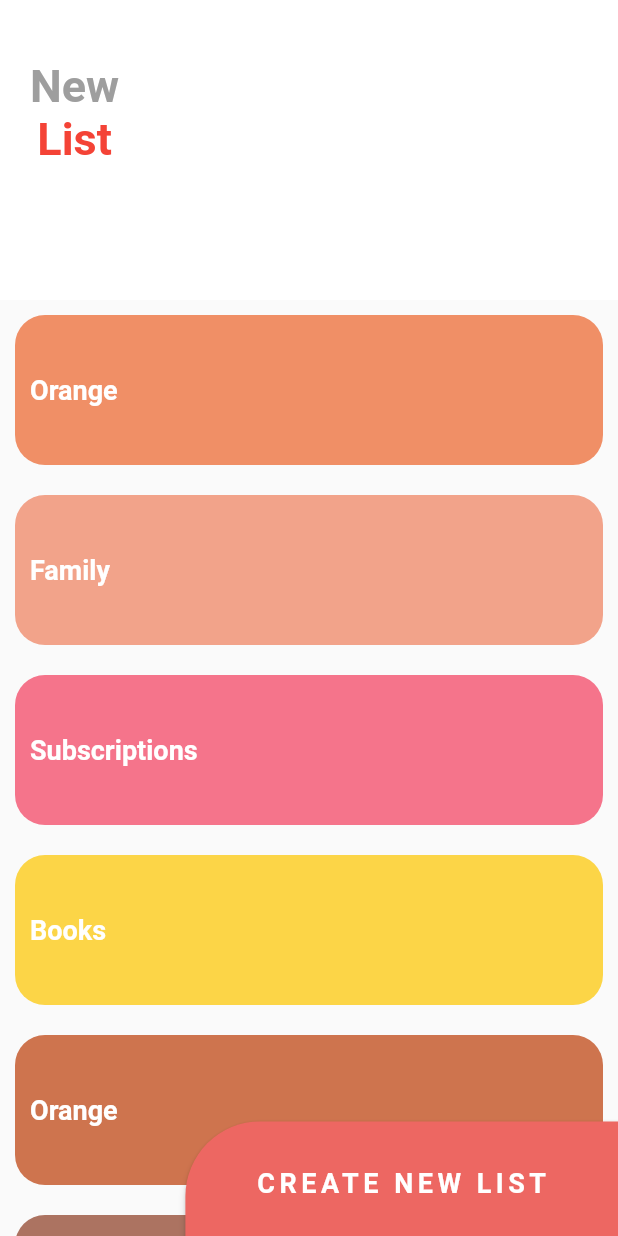
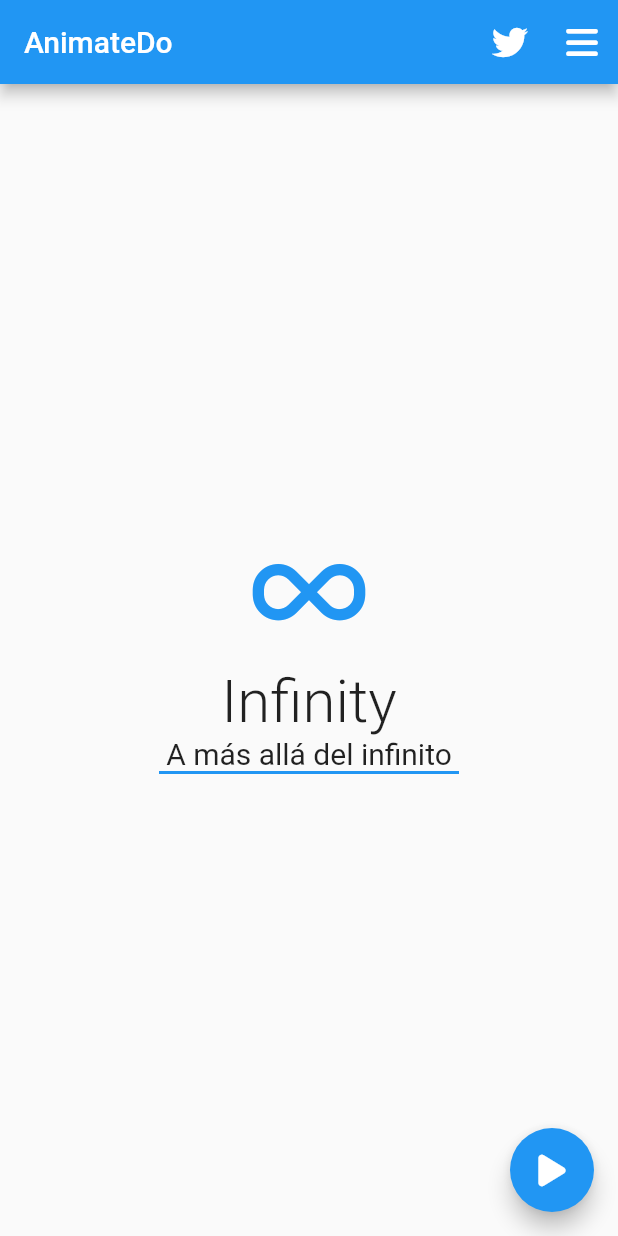
Before and after one commit to chaicopadillag/custom-painter-animations, a Flutter app: the screen it shows after launch, on a phone screen of 412 x 824 dp. Run offline on Flutter 3.47's test engine with Material 2 defaults, Android fonts, the phone set to English and light mode, and no system bars; our stand-ins replace animate_do, flutter_svg, font_awesome_flutter.

Commit message:
implement animate_do

```diff
--- a/lib/main.dart
+++ b/lib/main.dart
@@ -1,4 +1,4 @@
-import 'package:custom_painter/screens/sliver_list_page.dart';
+import 'package:custom_painter/screens/animate_do_page.dart';
 import 'package:flutter/material.dart';
 
 void main() => runApp(const MyApp());
@@ -11,7 +11,7 @@ class MyApp extends StatelessWidget {
     return const MaterialApp(
       debugShowCheckedModeBanner: false,
       title: 'Flutter Design',
-      home: SliverListPage(),
+      home: AnimateDoPage(),
     );
   }
 }
--- /dev/null
+++ b/lib/screens/animate_do_page.dart
@@ -0,0 +1,89 @@
+import 'package:animate_do/animate_do.dart';
+import 'package:custom_painter/screens/navigation_bar_page.dart';
+import 'package:custom_painter/screens/twitter_splash.dart';
+import 'package:flutter/cupertino.dart';
+import 'package:flutter/material.dart';
+import 'package:font_awesome_flutter/font_awesome_flutter.dart';
+
+class AnimateDoPage extends StatelessWidget {
+  const AnimateDoPage({Key? key}) : super(key: key);
+
+  @override
+  Widget build(BuildContext context) {
+    return Scaffold(
+      appBar: AppBar(
+        title: FadeIn(child: const Text('AnimateDo')),
+        actions: [
+          FadeIn(
+            delay: const Duration(milliseconds: 800),
+            child: IconButton(
+              icon: const FaIcon(FontAwesomeIcons.twitter),
+              onPressed: () {
+                Navigator.of(context).push(
+                  MaterialPageRoute(
+                    builder: (context) => const TwitterSplash(),
+                  ),
+                );
+              },
+            ),
+          ),
+          SlideInLeft(
+            from: 25,
+            child: IconButton(
+                onPressed: () {
+                  Navigator.push(
+                      context,
+                      CupertinoPageRoute(
+                          builder: (context) => const NavigationBarPage()));
+                },
+                icon: const FaIcon(FontAwesomeIcons.bars)),
+          ),
+        ],
+      ),
+      body: Center(
+        child: Column(
+          mainAxisAlignment: MainAxisAlignment.center,
+          children: [
+            ElasticIn(
+              delay: const Duration(milliseconds: 1500),
+              child: const FaIcon(
+                FontAwesomeIcons.infinity,
+                size: 60,
+                color: Colors.blue,
+              ),
+            ),
+            const SizedBox(height: 20),
+            FadeInDown(
+              delay: const Duration(milliseconds: 400),
+              child: const Text(
+                'Infinity',
+                style: TextStyle(fontSize: 40, fontWeight: FontWeight.w300),
+              ),
+            ),
+            FadeInDown(
+              delay: const Duration(milliseconds: 800),
+              child: const Text(
+                'A más allá del infinito',
+                style: TextStyle(fontSize: 20, fontWeight: FontWeight.w400),
+              ),
+            ),
+            FadeInLeft(
+              delay: const Duration(milliseconds: 1200),
+              child: Container(
+                width: 200,
+                height: 2,
+                color: Colors.blue,
+              ),
+            )
+          ],
+        ),
+      ),
+      floatingActionButton: ElasticInRight(
+        child: FloatingActionButton(
+          onPressed: () {},
+          child: const FaIcon(FontAwesomeIcons.play),
+        ),
+      ),
+    );
+  }
+}
--- a/pubspec.yaml
+++ b/pubspec.yaml
@@ -33,6 +33,7 @@ dependencies:
     sdk: flutter
   flutter_staggered_grid_view: ^0.6.1
   flutter_svg: ^1.0.3
+  font_awesome_flutter: ^10.1.0
   provider: ^6.0.2
 
 dev_dependencies:
```
Also changed, not shown: lib/providers/animation_provider.dart (added, +24 -0 lines), lib/screens/navigation_bar_page.dart (added, +95 -0 lines), lib/screens/twitter_splash.dart (added, +36 -0 lines), pubspec.lock.
